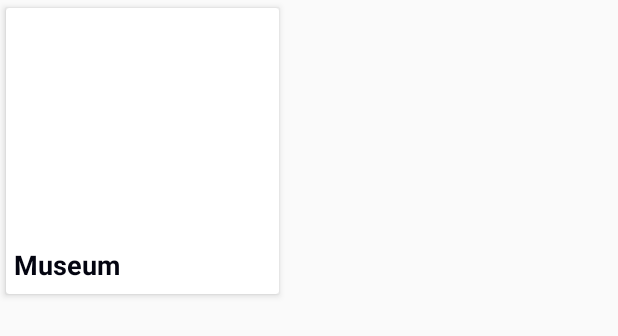
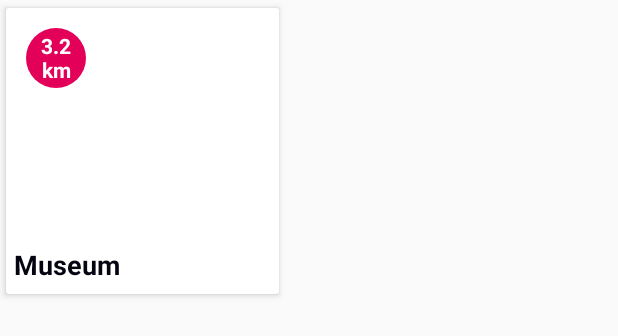
Before and after one commit to SHuygh/XploreBXL, an Android app: the layout recycler_list_row.xml on its own in the app's theme, with its tools: preview values and no code run, on a phone screen of 412 x 824 dp. Shown: the top 336 px of the screen. Run offline under Robolectric (Android 15) with nearby library versions, the phone set to English and light mode, and no system bars.

Commit message:
FAB werkt!!!

```diff
--- a/app/src/main/java/be/ehb/xplorebxl/View/Fragments/Comic/ComicDetailFragment.java
+++ b/app/src/main/java/be/ehb/xplorebxl/View/Fragments/Comic/ComicDetailFragment.java
@@ -91,7 +91,6 @@ public class ComicDetailFragment extends Fragment {
             tvDistance.setVisibility(View.VISIBLE);
             float distance = LocationUtil.getInstance().getDistance(selectedComic.getCoordX(), selectedComic.getCoordY(), location);
             tvDistance.setText(String.format("%.2f km", distance));
-
         }else {
             tvDistance.setVisibility(View.GONE);
         }
--- a/app/src/main/res/layout/recycler_list_row.xml
+++ b/app/src/main/res/layout/recycler_list_row.xml
@@ -49,5 +49,24 @@
             cardview:layout_constraintStart_toStartOf="@+id/thumbnail" />
 
 
+        <TextView
+            android:id="@+id/tv_fab_distance"
+            android:layout_width="40dp"
+            android:layout_height="40dp"
+            android:layout_marginStart="8dp"
+            android:layout_marginLeft="8dp"
+            android:layout_marginTop="8dp"
+            android:background="@drawable/circle"
+            android:paddingTop="2dp"
+            android:text="3.2 km"
+            android:textAlignment="center"
+            android:textAppearance="@android:style/TextAppearance.Material.Small"
+            android:textColor="@color/cardview_light_background"
+            android:textSize="14dp"
+            android:textStyle="bold"
+            cardview:layout_constraintStart_toStartOf="parent"
+            cardview:layout_constraintTop_toTopOf="parent" />
+
+
     </android.support.constraint.ConstraintLayout>
 </android.support.v7.widget.CardView>
```
Also changed, not shown: app/src/main/java/be/ehb/xplorebxl/Database/LandMarksDatabase.java (+19 -4 lines), app/src/main/java/be/ehb/xplorebxl/Utils/Adapter/FabAdapter.java (+52 -29 lines), app/src/main/java/be/ehb/xplorebxl/View/Activities/MainActivity.java (+33 -23 lines), app/src/main/java/be/ehb/xplorebxl/View/Fragments/FabFragment.java (+11 -10 lines).
